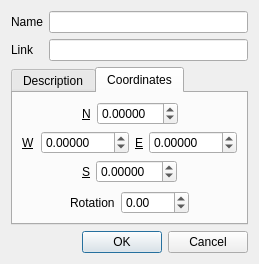
Before: the Qt Designer form src/plugins/render/annotate/EditGroundOverlayDialog.ui in centic9/marble-qt4-ppa, drawn with Qt 5.
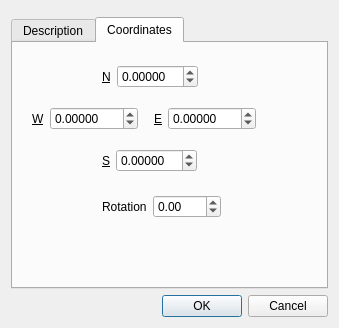
After: the same form once the commit is applied. Custom widgets are drawn as their Qt base class.

Diff of the .ui file:
```diff
--- a/src/plugins/render/annotate/EditGroundOverlayDialog.ui
+++ b/src/plugins/render/annotate/EditGroundOverlayDialog.ui
@@ -6,43 +6,16 @@
    <rect>
     <x>0</x>
     <y>0</y>
-    <width>259</width>
-    <height>255</height>
+    <width>339</width>
+    <height>328</height>
    </rect>
   </property>
   <property name="windowTitle">
    <string>Dialog</string>
   </property>
-  <layout class="QVBoxLayout" name="verticalLayout">
+  <layout class="QVBoxLayout" name="verticalLayout_2">
    <item>
-    <layout class="QFormLayout" name="formLayout">
-     <property name="fieldGrowthPolicy">
-      <enum>QFormLayout::ExpandingFieldsGrow</enum>
-     </property>
-     <item row="0" column="0">
-      <widget class="QLabel" name="name_lbl">
-       <property name="text">
-        <string>Name</string>
-       </property>
-       <property name="buddy">
-        <cstring>m_name</cstring>
-       </property>
-      </widget>
-     </item>
-     <item row="0" column="1">
-      <widget class="QLineEdit" name="m_name"/>
-     </item>
-     <item row="1" column="0">
-      <widget class="QLabel" name="link_lbl">
-       <property name="text">
-        <string>Link</string>
-       </property>
-      </widget>
-     </item>
-     <item row="1" column="1">
-      <widget class="QLineEdit" name="m_link"/>
-     </item>
-    </layout>
+    <widget class="Marble::PlacemarkEditHeader" name="m_header" native="true"/>
    </item>
    <item>
     <widget class="QTabWidget" name="tabWidget">
@@ -63,9 +36,23 @@
       <attribute name="title">
        <string>Coordinates</string>
       </attribute>
-      <layout class="QHBoxLayout" name="horizontalLayout_7">
+      <layout class="QVBoxLayout" name="verticalLayout">
        <item>
-        <layout class="QVBoxLayout" name="verticalLayout_3">
+        <spacer name="verticalSpacer_2">
+         <property name="orientation">
+          <enum>Qt::Vertical</enum>
+         </property>
+         <property name="sizeType">
+          <enum>QSizePolicy::Fixed</enum>
+         </property>
+         <property name="sizeHint" stdset="0">
+          <size>
+           <width>278</width>
+           <height>13</height>
+          </size>
+         </property>
+        </spacer>
+       </item>
          <item>
           <layout class="QHBoxLayout" name="horizontalLayout">
            <item>
@@ -73,9 +60,12 @@
              <property name="orientation">
               <enum>Qt::Horizontal</enum>
              </property>
+           <property name="sizeType">
+            <enum>QSizePolicy::Fixed</enum>
+           </property>
              <property name="sizeHint" stdset="0">
               <size>
-               <width>40</width>
+             <width>80</width>
                <height>20</height>
               </size>
              </property>
@@ -83,6 +73,18 @@
            </item>
            <item>
             <widget class="QLabel" name="m_northLabel">
+           <property name="sizePolicy">
+            <sizepolicy hsizetype="Fixed" vsizetype="Fixed">
+             <horstretch>0</horstretch>
+             <verstretch>0</verstretch>
+            </sizepolicy>
+           </property>
+           <property name="maximumSize">
+            <size>
+             <width>9</width>
+             <height>15</height>
+            </size>
+           </property>
              <property name="font">
               <font>
                <underline>true</underline>
@@ -95,6 +97,18 @@
            </item>
            <item>
             <widget class="QDoubleSpinBox" name="m_north">
+           <property name="sizePolicy">
+            <sizepolicy hsizetype="Fixed" vsizetype="Fixed">
+             <horstretch>0</horstretch>
+             <verstretch>0</verstretch>
+            </sizepolicy>
+           </property>
+           <property name="maximumSize">
+            <size>
+             <width>92</width>
+             <height>23</height>
+            </size>
+           </property>
              <property name="decimals">
               <number>5</number>
              </property>
@@ -113,7 +127,7 @@
              </property>
              <property name="sizeHint" stdset="0">
               <size>
-               <width>40</width>
+             <width>88</width>
                <height>20</height>
               </size>
              </property>
@@ -121,12 +135,56 @@
            </item>
           </layout>
          </item>
+       <item>
+        <spacer name="verticalSpacer_4">
+         <property name="orientation">
+          <enum>Qt::Vertical</enum>
+         </property>
+         <property name="sizeType">
+          <enum>QSizePolicy::Fixed</enum>
+         </property>
+         <property name="sizeHint" stdset="0">
+          <size>
+           <width>278</width>
+           <height>13</height>
+          </size>
+         </property>
+        </spacer>
+       </item>
          <item>
           <layout class="QHBoxLayout" name="horizontalLayout_2">
+         <item>
+          <spacer name="horizontalSpacer_8">
+           <property name="orientation">
+            <enum>Qt::Horizontal</enum>
+           </property>
+           <property name="sizeType">
+            <enum>QSizePolicy::Fixed</enum>
+           </property>
+           <property name="sizeHint" stdset="0">
+            <size>
+             <width>10</width>
+             <height>20</height>
+            </size>
+           </property>
+          </spacer>
+         </item>
            <item>
             <layout class="QHBoxLayout" name="horizontalLayout_4">
              <item>
               <widget class="QLabel" name="m_westLabel">
+             <property name="sizePolicy">
+              <sizepolicy hsizetype="Minimum" vsizetype="Fixed">
+               <horstretch>0</horstretch>
+               <verstretch>0</verstretch>
+              </sizepolicy>
+             </property>
+             <property name="maximumSize">
+              <size>
+               <width>12</width>
+               <height>13</height>
+              </size>
+             </property>
                <property name="font">
                 <font>
                  <underline>true</underline>
@@ -139,6 +197,18 @@
              </item>
              <item>
               <widget class="QDoubleSpinBox" name="m_west">
+             <property name="sizePolicy">
+              <sizepolicy hsizetype="Fixed" vsizetype="Fixed">
+               <horstretch>0</horstretch>
+               <verstretch>0</verstretch>
+              </sizepolicy>
+             </property>
+             <property name="maximumSize">
+              <size>
+               <width>99</width>
+               <height>23</height>
+              </size>
+             </property>
                <property name="decimals">
                 <number>5</number>
                </property>
@@ -157,9 +227,12 @@
              <property name="orientation">
               <enum>Qt::Horizontal</enum>
              </property>
+           <property name="sizeType">
+            <enum>QSizePolicy::Fixed</enum>
+           </property>
              <property name="sizeHint" stdset="0">
               <size>
-               <width>40</width>
+             <width>10</width>
                <height>20</height>
               </size>
              </property>
@@ -169,6 +242,18 @@
             <layout class="QHBoxLayout" name="horizontalLayout_3">
              <item>
               <widget class="QLabel" name="m_eastLabel">
+             <property name="sizePolicy">
+              <sizepolicy hsizetype="Fixed" vsizetype="Fixed">
+               <horstretch>0</horstretch>
+               <verstretch>0</verstretch>
+              </sizepolicy>
+             </property>
+             <property name="maximumSize">
+              <size>
+               <width>8</width>
+               <height>33</height>
+              </size>
+             </property>
                <property name="font">
                 <font>
                  <underline>true</underline>
@@ -181,6 +266,18 @@
              </item>
              <item>
               <widget class="QDoubleSpinBox" name="m_east">
+             <property name="sizePolicy">
+              <sizepolicy hsizetype="Fixed" vsizetype="Fixed">
+               <horstretch>0</horstretch>
+               <verstretch>0</verstretch>
+              </sizepolicy>
+             </property>
+             <property name="maximumSize">
+              <size>
+               <width>100</width>
+               <height>23</height>
+              </size>
+             </property>
                <property name="decimals">
                 <number>5</number>
                </property>
@@ -194,8 +291,37 @@
              </item>
             </layout>
            </item>
-          </layout>
-         </item>
+         <item>
+          <spacer name="horizontalSpacer_9">
+           <property name="orientation">
+            <enum>Qt::Horizontal</enum>
+           </property>
+           <property name="sizeHint" stdset="0">
+            <size>
+             <width>18</width>
+             <height>20</height>
+            </size>
+           </property>
+          </spacer>
+         </item>
+        </layout>
+       </item>
+       <item>
+        <spacer name="verticalSpacer_3">
+         <property name="orientation">
+          <enum>Qt::Vertical</enum>
+         </property>
+         <property name="sizeType">
+          <enum>QSizePolicy::Fixed</enum>
+         </property>
+         <property name="sizeHint" stdset="0">
+          <size>
+           <width>278</width>
+           <height>13</height>
+          </size>
+         </property>
+        </spacer>
+       </item>
          <item>
           <layout class="QHBoxLayout" name="horizontalLayout_5">
            <item>
@@ -203,9 +329,12 @@
              <property name="orientation">
               <enum>Qt::Horizontal</enum>
              </property>
+           <property name="sizeType">
+            <enum>QSizePolicy::Fixed</enum>
+           </property>
              <property name="sizeHint" stdset="0">
               <size>
-               <width>40</width>
+             <width>80</width>
                <height>20</height>
               </size>
              </property>
@@ -213,6 +342,18 @@
            </item>
            <item>
             <widget class="QLabel" name="m_southLabel">
+           <property name="sizePolicy">
+            <sizepolicy hsizetype="Fixed" vsizetype="Fixed">
+             <horstretch>0</horstretch>
+             <verstretch>0</verstretch>
+            </sizepolicy>
+           </property>
+           <property name="maximumSize">
+            <size>
+             <width>9</width>
+             <height>32</height>
+            </size>
+           </property>
              <property name="font">
               <font>
                <underline>true</underline>
@@ -226,6 +367,18 @@
            </item>
            <item>
             <widget class="QDoubleSpinBox" name="m_south">
+           <property name="sizePolicy">
+            <sizepolicy hsizetype="Fixed" vsizetype="Fixed">
+             <horstretch>0</horstretch>
+             <verstretch>0</verstretch>
+            </sizepolicy>
+           </property>
+           <property name="maximumSize">
+            <size>
+             <width>92</width>
+             <height>23</height>
+            </size>
+           </property>
              <property name="decimals">
               <number>5</number>
              </property>
@@ -257,10 +410,13 @@
            <property name="orientation">
             <enum>Qt::Vertical</enum>
            </property>
+         <property name="sizeType">
+          <enum>QSizePolicy::Fixed</enum>
+         </property>
            <property name="sizeHint" stdset="0">
             <size>
-             <width>20</width>
-             <height>40</height>
+           <width>278</width>
+           <height>17</height>
             </size>
            </property>
           </spacer>
@@ -272,9 +428,12 @@
              <property name="orientation">
               <enum>Qt::Horizontal</enum>
              </property>
+           <property name="sizeType">
+            <enum>QSizePolicy::Fixed</enum>
+           </property>
              <property name="sizeHint" stdset="0">
               <size>
-               <width>40</width>
+             <width>80</width>
                <height>20</height>
               </size>
              </property>
@@ -282,6 +441,18 @@
            </item>
            <item>
             <widget class="QLabel" name="m_rotationLabel">
+           <property name="sizePolicy">
+            <sizepolicy hsizetype="Fixed" vsizetype="Fixed">
+             <horstretch>0</horstretch>
+             <verstretch>0</verstretch>
+            </sizepolicy>
+           </property>
+           <property name="maximumSize">
+            <size>
+             <width>52</width>
+             <height>15</height>
+            </size>
+           </property>
              <property name="text">
               <string>Rotation</string>
              </property>
@@ -289,6 +460,18 @@
            </item>
            <item>
             <widget class="QDoubleSpinBox" name="m_rotation">
+           <property name="sizePolicy">
+            <sizepolicy hsizetype="Fixed" vsizetype="Fixed">
+             <horstretch>0</horstretch>
+             <verstretch>0</verstretch>
+            </sizepolicy>
+           </property>
+           <property name="maximumSize">
+            <size>
+             <width>76</width>
+             <height>23</height>
+            </size>
+           </property>
              <property name="decimals">
               <number>2</number>
              </property>
@@ -305,6 +488,9 @@
              <property name="orientation">
               <enum>Qt::Horizontal</enum>
              </property>
+           <property name="sizeType">
+            <enum>QSizePolicy::Expanding</enum>
+           </property>
              <property name="sizeHint" stdset="0">
               <size>
                <width>40</width>
@@ -315,7 +501,18 @@
            </item>
           </layout>
          </item>
-        </layout>
+       <item>
+        <spacer name="verticalSpacer_5">
+         <property name="orientation">
+          <enum>Qt::Vertical</enum>
+         </property>
+         <property name="sizeHint" stdset="0">
+          <size>
+           <width>278</width>
+           <height>20</height>
+          </size>
+         </property>
+        </spacer>
        </item>
       </layout>
      </widget>
@@ -333,6 +530,13 @@
    </item>
   </layout>
  </widget>
+ <customwidgets>
+  <customwidget>
+   <class>Marble::PlacemarkEditHeader</class>
+   <extends>QWidget</extends>
+   <header>PlacemarkEditHeader.h</header>
+  </customwidget>
+ </customwidgets>
  <resources/>
  <connections>
   <connection>
```
Left out of the diff: 23 changed lines with no effect on the pictures. Lines whose indentation alone changed are shown as unchanged.
